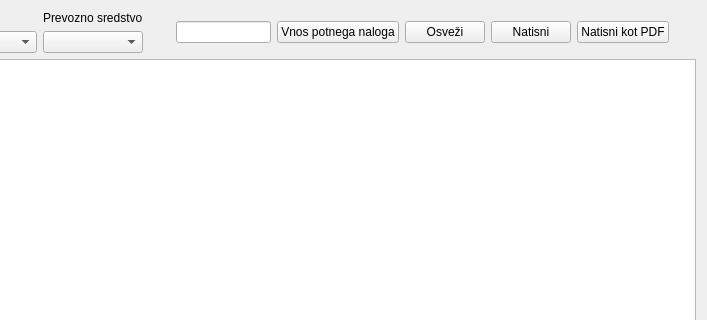
The window that wid_potninalogi.ui (bubi-luka/BubiRacun) describes before a commit, drawn with Qt 5; both pictures show x 358 to 1065 and y 0 to 320 of the 1065 by 611 pixel window.
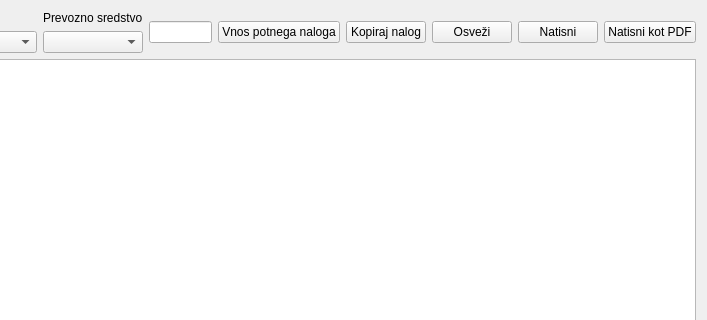
The same window after the commit.

```diff
--- a/wid_potninalogi.ui
+++ b/wid_potninalogi.ui
@@ -106,6 +106,13 @@
        </property>
       </widget>
      </item>
+     <item>
+      <widget class="QPushButton" name="btn_duplikat">
+       <property name="text">
+        <string>Kopiraj nalog</string>
+       </property>
+      </widget>
+     </item>
      <item>
       <widget class="QPushButton" name="btn_refresh">
        <property name="text">
```
